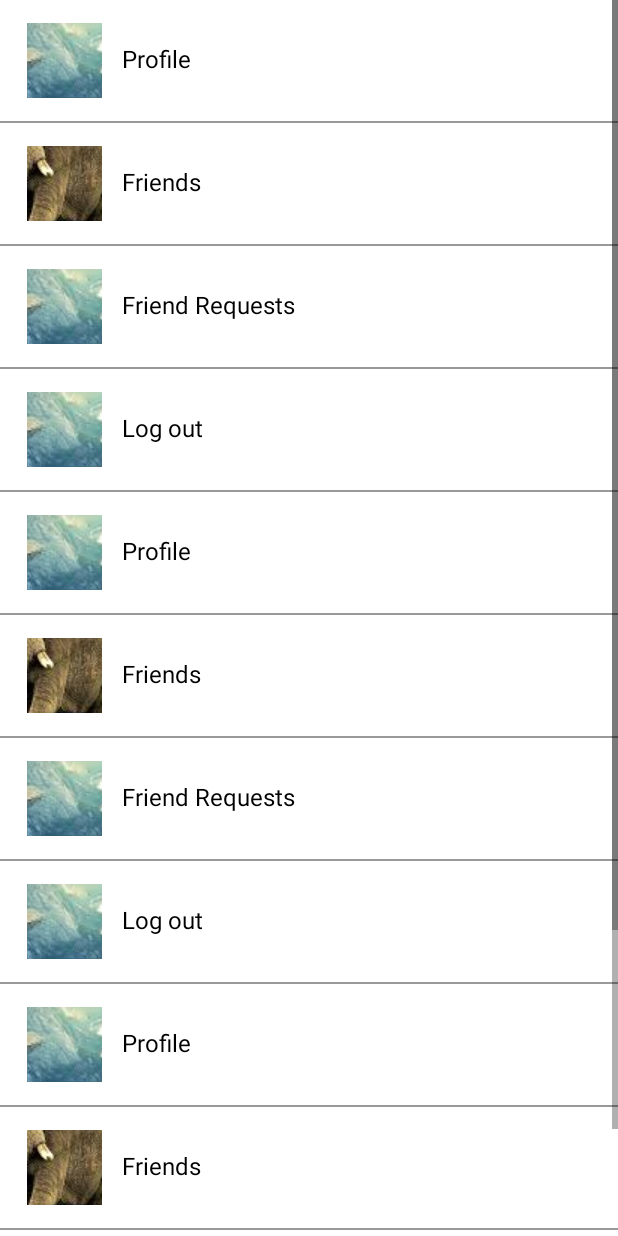
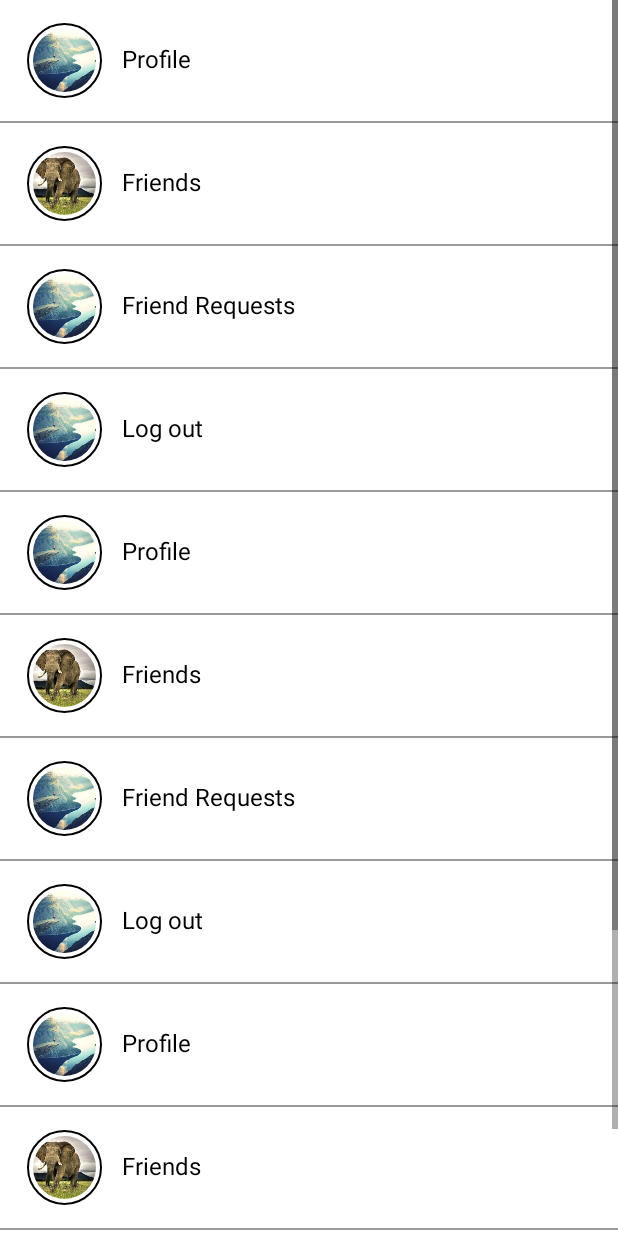
Before and after one commit to RaghadQu/Sawa, an Android app: the fragment Setting shown on its own in the app's theme, on a phone screen of 412 x 824 dp. Run offline under Robolectric (Android 15) with nearby library versions, the phone set to English and light mode, and no system bars; our stand-ins replace CircleImageView; libraries missing offline, so code that uses them is left out: com.simplecityapps.recyclerview_fastscroll.

Commit message:
circleImageView

```diff
--- a/Sawa/Sawa/app/build.gradle
+++ b/Sawa/Sawa/app/build.gradle
@@ -1,5 +1,6 @@
 apply plugin: 'com.android.application'
 android {
+
     compileSdkVersion 25
     buildToolsVersion "25.0.2"
     defaultConfig {
--- a/Sawa/Sawa/app/src/main/java/com/example/zodiac/sawa/MyAdapter.java
+++ b/Sawa/Sawa/app/src/main/java/com/example/zodiac/sawa/MyAdapter.java
@@ -52,12 +52,12 @@ public class MyAdapter extends RecyclerView.Adapter<MyAdapter.ViewHolder> {
 
     class ViewHolder extends RecyclerView.ViewHolder {
 
-        ImageButton ivProfile;
+        CircleImageView ivProfile;
         TextView tvName;
 
         public ViewHolder(View itemView) {
             super(itemView);
-            ivProfile = (ImageButton) itemView.findViewById(R.id.image);
+            ivProfile = (CircleImageView) itemView.findViewById(R.id.image);
             tvName = (TextView) itemView.findViewById(R.id.text);
         }
     }
--- a/Sawa/Sawa/app/src/main/res/layout/settings_item_view.xml
+++ b/Sawa/Sawa/app/src/main/res/layout/settings_item_view.xml
@@ -9,7 +9,7 @@
 
 
 
-    <ImageButton
+    <de.hdodenhof.circleimageview.CircleImageView
         android:id="@+id/image"
         android:layout_width="50dp"
         android:layout_height="50dp"
```
